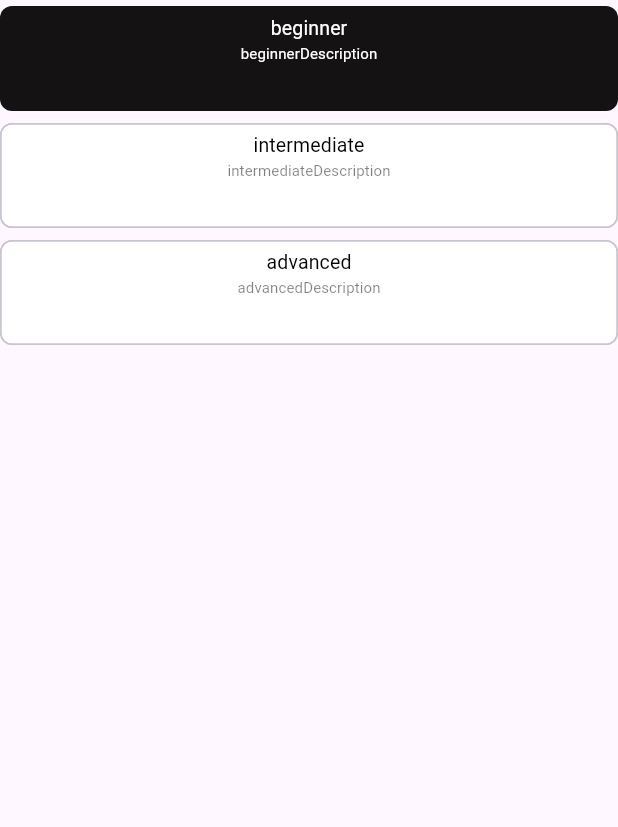
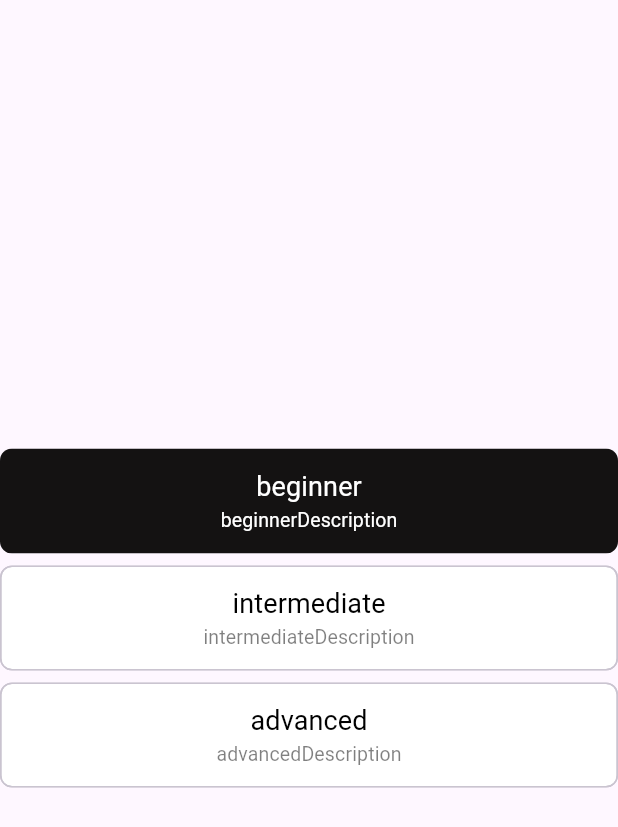
Before and after one commit to jason9865/go-ski, a Flutter app: the GoskiDifficultySwitch widget shown alone on an empty page, opened directly, on a phone screen of 412 x 824 dp. Shown: the top 827 px of the screen. Run offline on Flutter 3.47's test engine with Material 3 defaults, Android fonts, the phone set to English and light mode, and no system bars; our stand-ins replace carousel_slider, dio, easy_localization, flutter_dotenv, flutter_secure_storage, flutter_svg and 4 more; missing offline and left inert: flutter_config, kakao_flutter_sdk; accounts and stored records are empty; network calls fail; Roboto replaces fonts that are missing (Jua); project files that could hold a hidden picture were left out.

```diff
--- /dev/null
+++ b/goski_student/lib/data/repository/reservation_repository.dart
@@ -0,0 +1,5 @@
+import 'package:get/get.dart';
+
+class ReservationRepository {
+  final ReservationRepository authService = Get.find();
+}
--- a/goski_student/lib/ui/component/goski_difficulty_switch.dart
+++ b/goski_student/lib/ui/component/goski_difficulty_switch.dart
@@ -18,15 +18,11 @@ class GoskiDifficultySwitch extends StatefulWidget {
 }
 
 class _DifficultySwitchState extends State<GoskiDifficultySwitch> {
-  final List<String> difficulties = [
-    tr('beginner'),
-    tr('intermediate'),
-    tr('advanced')
-  ];
+  final List<String> difficulties = ['beginner', 'intermediate', 'advanced'];
   final List<String> difficultiesDescription = [
-    tr('beginnerDescription'),
-    tr('intermediateDescription'),
-    tr('advancedDescription')
+    'beginnerDescription',
+    'intermediateDescription',
+    'advancedDescription'
   ];
   int selectedIndex = 0;
 
@@ -34,6 +30,7 @@ class _DifficultySwitchState extends State<GoskiDifficultySwitch> {
   Widget build(BuildContext context) {
     return Column(
         crossAxisAlignment: CrossAxisAlignment.center,
+        mainAxisAlignment: MainAxisAlignment.center,
         children: List.generate(difficulties.length, (index) {
           return Padding(
             padding: const EdgeInsets.symmetric(vertical: 4.0),
@@ -47,16 +44,16 @@ class _DifficultySwitchState extends State<GoskiDifficultySwitch> {
                   height: 60,
                   alignment: AlignmentDirectional.center,
                   child: Column(
+                    mainAxisAlignment: MainAxisAlignment.center,
                     children: [
                       GoskiText(
                         text: tr(difficulties[index]),
-                        size: goskiFontMedium,
-                        color:
-                        selectedIndex == index ? goskiWhite : goskiBlack,
+                        size: goskiFontLarge,
+                        color: selectedIndex == index ? goskiWhite : goskiBlack,
                       ),
                       GoskiText(
                         text: tr(difficultiesDescription[index]),
-                        size: goskiFontSmall,
+                        size: goskiFontMedium,
                         color:
                             selectedIndex == index ? goskiWhite : goskiDarkGray,
                       )
--- a/goski_student/lib/ui/component/goski_text.dart
+++ b/goski_student/lib/ui/component/goski_text.dart
@@ -67,6 +67,7 @@ class GoskiTextBody extends StatelessWidget {
   Widget build(BuildContext context) {
     return Text(
       textAlign: textAlign,
+      textScaleFactor: 1.0,
       style: TextStyle(
         color: color,
         fontSize: size,
--- a/goski_student/lib/ui/reservation/u020_reservation_instructor_list.dart
+++ b/goski_student/lib/ui/reservation/u020_reservation_instructor_list.dart
@@ -129,7 +129,7 @@ class _ReservationInstructorListScreenState
                     tr('sortByRating')
                   ],
                   width: screenSizeController.getWidthByRatio(0.5),
-                  onChanged: sortInstructors,
+                  onToggle: sortInstructors,
                   size: goskiFontSmall,
                 ),
               ),
```
Also changed, not shown: goski_student/lib/data/data_source/reservation_service.dart (added, +9 -0 lines), goski_student/lib/data/data_source/ski_resort_service.dart (added, +26 -0 lines), goski_student/lib/data/model/reservation.dart (added, +20 -0 lines), goski_student/lib/data/model/ski_resort.dart (added, +18 -0 lines), goski_student/lib/data/repository/ski_resort_repository.dart (added, +11 -0 lines), goski_student/lib/main.dart (+15 -0 lines), goski_student/lib/ui/component/goski_switch.dart (+2 -13 lines), goski_student/lib/ui/main/u003_student_main.dart (+8 -2 lines), goski_student/lib/ui/reservation/u018_reservation_select.dart (+59 -18 lines), goski_student/lib/view_model/reservation_view_model.dart (added, +12 -0 lines), goski_student/lib/view_model/ski_resort_view_model.dart (added, +19 -0 lines).
